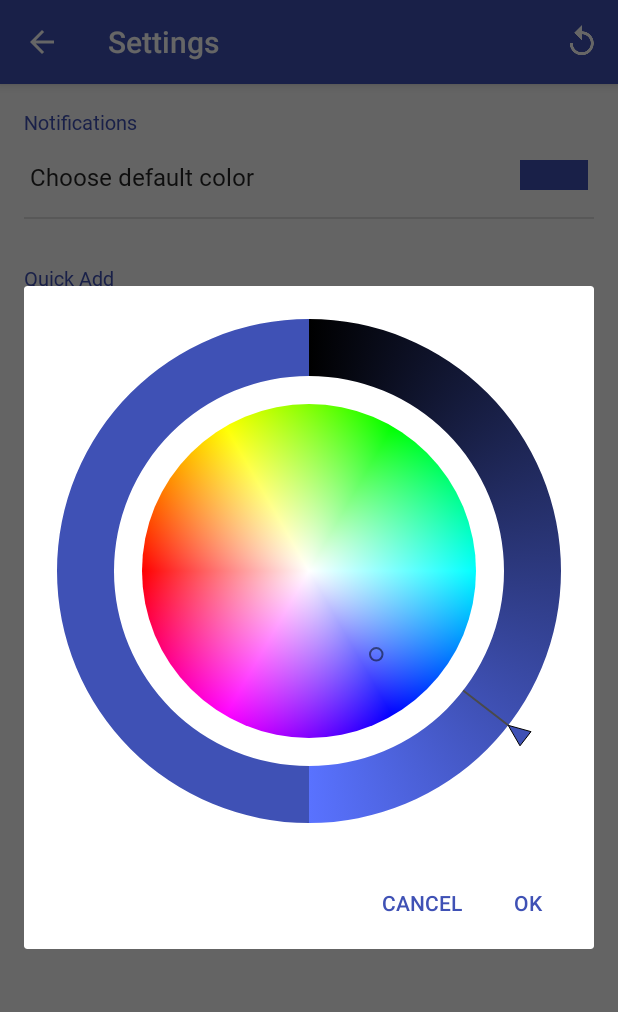
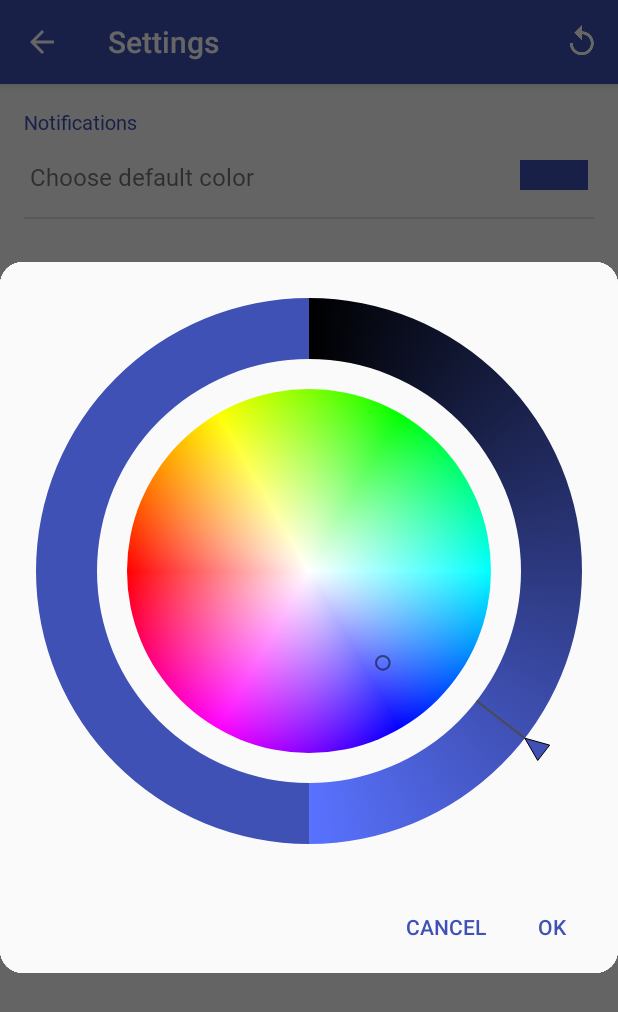
Before and after one commit to rulyox/MyNoti, an Android app: the SettingsActivity screen opened directly, with no data from a screen before it, after a tap on "Choose default color", on a phone screen of 412 x 824 dp. Shown: the top 1012 px of the screen. Run offline under Robolectric (Android 15) with nearby library versions, the phone set to English and light mode, and no system bars.

Commit message:
Added support for dark mode

```diff
--- a/app/src/main/res/layout/activity_main.xml
+++ b/app/src/main/res/layout/activity_main.xml
@@ -47,7 +47,6 @@
             android:gravity="center"
             android:text="@string/main_no_notifications"
             android:textSize="20sp"
-            android:textColor="#66000000"
             android:fontFamily="@font/nanum_barun_gothic_bold" />
 
         <LinearLayout
--- a/app/src/main/res/layout/activity_set.xml
+++ b/app/src/main/res/layout/activity_set.xml
@@ -33,7 +33,6 @@
                 android:layout_width="wrap_content"
                 android:layout_height="wrap_content"
                 android:textSize="16sp"
-                android:textColor="#DD000000"
                 android:fontFamily="@font/nanum_barun_gothic"
                 android:text="@string/set_noticolor" />
             <View
@@ -76,7 +75,6 @@
                 android:layout_width="match_parent"
                 android:layout_height="wrap_content"
                 android:textSize="16sp"
-                android:textColor="#DD000000"
                 android:fontFamily="@font/nanum_barun_gothic"
                 android:text="@string/set_enableqa" />
         </LinearLayout>
@@ -100,7 +98,6 @@
                 android:layout_width="wrap_content"
                 android:layout_height="wrap_content"
                 android:textSize="16sp"
-                android:textColor="#DD000000"
                 android:fontFamily="@font/nanum_barun_gothic"
                 android:text="@string/set_qacolor" />
             <View
--- a/app/src/main/res/layout/dialog_add.xml
+++ b/app/src/main/res/layout/dialog_add.xml
@@ -12,7 +12,6 @@
         android:layout_height="72dp"
 		android:gravity="center_vertical"
         android:textSize="21sp"
-        android:textColor="#000000"
 		android:fontFamily="@font/nanum_barun_gothic_bold"
 		android:text="@string/dialog_title" />
 
--- a/app/src/main/res/layout/dialog_edit.xml
+++ b/app/src/main/res/layout/dialog_edit.xml
@@ -12,7 +12,6 @@
         android:layout_height="72dp"
         android:gravity="center_vertical"
         android:textSize="21sp"
-        android:textColor="#000000"
         android:fontFamily="@font/nanum_barun_gothic_bold"
         android:text="@string/main_modify" />
 
--- a/app/src/main/res/layout/list_main.xml
+++ b/app/src/main/res/layout/list_main.xml
@@ -27,7 +27,6 @@
             android:layout_width="wrap_content"
             android:layout_height="wrap_content"
             android:textSize="16sp"
-            android:textColor="#DD000000"
             android:fontFamily="@font/nanum_barun_gothic_bold" />
 
         <Space
@@ -39,7 +38,6 @@
             android:layout_width="wrap_content"
             android:layout_height="wrap_content"
             android:textSize="14sp"
-            android:textColor="#89000000"
             android:fontFamily="@font/nanum_barun_gothic" />
 
     </LinearLayout>
--- /dev/null
+++ b/app/src/main/res/values-night/colors.xml
@@ -0,0 +1,6 @@
+<resources>
+    <color name="colorPrimary">#3F51B5</color>
+    <color name="colorPrimaryDark">#303F9F</color>
+    <color name="colorAccent">#3F51B5</color>
+    <color name="colorBackground">#222222</color>
+</resources>
--- a/app/src/main/res/values/styles.xml
+++ b/app/src/main/res/values/styles.xml
@@ -1,6 +1,6 @@
 <resources>
 
-    <style name="AppTheme" parent="Theme.AppCompat.Light.DarkActionBar">
+    <style name="AppTheme" parent="Theme.AppCompat.DayNight.DarkActionBar">
         <item name="colorPrimary">@color/colorPrimary</item>
         <item name="colorPrimaryDark">@color/colorPrimaryDark</item>
         <item name="colorAccent">@color/colorAccent</item>
@@ -15,11 +15,12 @@
     <style name="AppTheme.AppBarOverlay" parent="ThemeOverlay.AppCompat.Dark.ActionBar" />
     <style name="AppTheme.PopupOverlay" parent="ThemeOverlay.AppCompat.Light" />
 
-    <style name="DialogTheme" parent="Theme.AppCompat.Light.Dialog.MinWidth">
+    <style name="DialogTheme" parent="Theme.AppCompat.DayNight.Dialog.MinWidth">
         <item name="colorPrimary">@color/colorPrimary</item>
         <item name="colorPrimaryDark">@color/colorPrimaryDark</item>
         <item name="colorAccent">@color/colorAccent</item>
-<!--        <item name="android:windowBackground">@drawable/dialog_corner</item>-->
+        <item name="android:windowBackground">@drawable/dialog_corner</item>
+        <item name="android:background">@color/colorBackground</item>
     </style>
 
 </resources>
```
